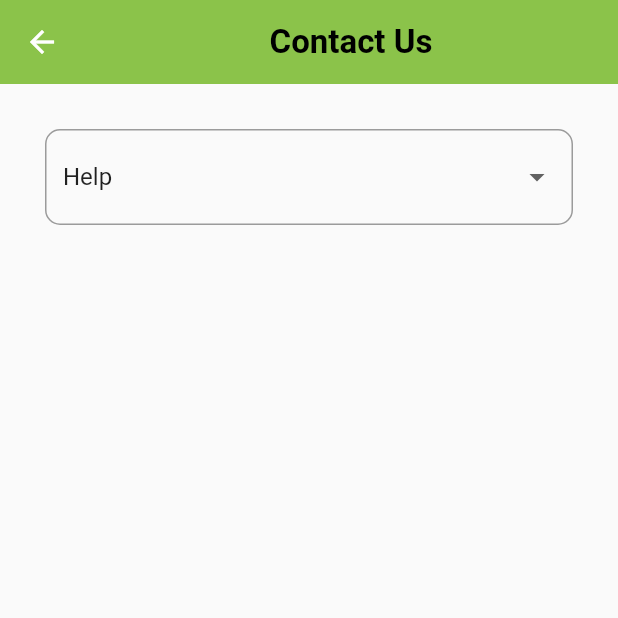
After one commit to edithNakimbugwe/DiagnosisAccuracy, a Flutter app: the ContactUspage screen opened directly, on a phone screen of 412 x 824 dp, the top half of it. The commit adds this screen. Run offline on Flutter 3.47's test engine with Material 2 defaults, Android fonts, the phone set to English and light mode, and no system bars; our stand-ins replace connectivity_plus, firebase_auth, firebase_core, get, liquid_swipe, lottie; accounts and stored records are empty.

Commit message:
Working on Drawer Items

```diff
--- a/lib/controllers/signup_controllers.dart
+++ b/lib/controllers/signup_controllers.dart
@@ -2,7 +2,7 @@ import 'package:diagnosis_accuracy/services/firebase_services.dart';
 import 'package:flutter/material.dart';
 import 'package:get/get.dart';
 
-class MyControllers extends GetxController {
+class SignUpControllers extends GetxController {
   final AuthController _authController = Get.find();
 
   final e1Control = TextEditingController();
@@ -16,7 +16,7 @@ class MyControllers extends GetxController {
   final oControl = TextEditingController();
   final sControl = TextEditingController();
 
-  final GlobalKey<FormState> signupformKey2 = GlobalKey<FormState>();
+  final GlobalKey<FormState> signupformKey = GlobalKey<FormState>();
 
   var isVisible = false.obs;
 
--- /dev/null
+++ b/lib/views/contact_us_page.dart
@@ -0,0 +1,51 @@
+import 'package:diagnosis_accuracy/widgets/text_widget.dart';
+import 'package:flutter/material.dart';
+import 'package:get/get.dart';
+import '../controllers/dropdown_controller.dart';
+
+class ContactUspage extends StatelessWidget {
+  const ContactUspage({super.key});
+
+  @override
+  Widget build(BuildContext context) {
+    final DropdownController dropdownController = Get.put(DropdownController());
+    final List<String> dropdownItems = ['Help', 'Bug', 'Suggestions', 'Other'];
+    return Scaffold(
+        appBar: AppBar(
+          title: Center(
+              child: TextWidget(
+            text: 'Contact Us',
+            isHeading: true,
+          )),
+          backgroundColor: Colors.lightGreen,
+          elevation: 0,
+        ),
+        body: Padding(
+            padding: const EdgeInsets.fromLTRB(30, 30, 30, 0),
+            child: SizedBox(
+              width: 450,
+              height: 200,
+              child: Obx(
+                () => DropdownButtonFormField<String>(
+                  value: dropdownController.selectedItem.value.isNotEmpty
+                      ? dropdownController.selectedItem.value
+                      : dropdownItems.first,
+                  items: dropdownItems.map((String value) {
+                    return DropdownMenuItem<String>(
+                      value: value,
+                      child: Text(value),
+                    );
+                  }).toList(),
+                  onChanged: (newValue) {
+                    dropdownController.updateSelectedItem(newValue.toString());
+                  },
+                  decoration: InputDecoration(
+                    border: OutlineInputBorder(
+                      borderRadius: BorderRadius.circular(10),
+                    ),
+                  ),
+                ),
+              ),
+            )));
+  }
+}
--- a/lib/views/results/results_view.dart
+++ b/lib/views/results/results_view.dart
@@ -1,5 +1,5 @@
 import 'package:diagnosis_accuracy/controllers/dropdown_controller.dart';
-import 'package:diagnosis_accuracy/views/results/results_controllers.dart';
+import 'package:diagnosis_accuracy/controllers/results_controllers.dart';
 import 'package:diagnosis_accuracy/widgets/text_form_field.dart';
 import 'package:diagnosis_accuracy/widgets/text_widget.dart';
 import 'package:flutter/material.dart';
@@ -64,8 +64,8 @@ class ResultsPage extends StatelessWidget {
                               width: 100,
                             ),
                             SizedBox(
-                              width: 130,
-                              height: 80,
+                              width: 300,
+                              height: 200,
                               child: Obx(
                                 () => DropdownButtonFormField<String>(
                                   value: dropdownController
```
Also changed, not shown: lib/controllers/my_controllers.dart (deleted, +0 -74 lines), lib/views/home_view.dart (+12 -14 lines), lib/views/login_view.dart (+13 -10 lines), lib/views/new_acc.dart (+4 -5 lines), lib/views/settings.dart (added, +62 -0 lines), lib/controllers/results_controllers.dart (renamed from lib/views/results/results_controllers.dart).
